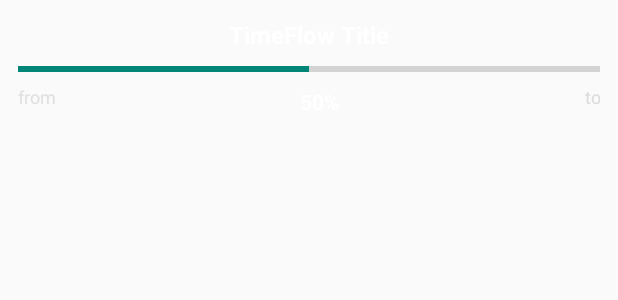
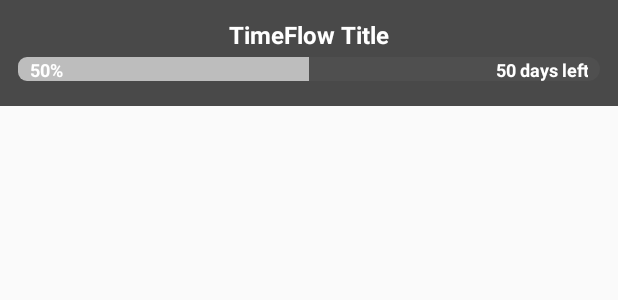
Before and after one commit to tobiaswuerth/TimeFlow, an Android app built with Jetpack Compose: the layout timeflow_widget.xml on its own in the app's theme, with its tools: preview values and no code run, on a phone screen of 412 x 824 dp. Shown: the top 300 px of the screen. Run offline under Robolectric (Android 15) with nearby library versions, the phone set to English and light mode, and no system bars.

Commit message:
move text into progressbar

```diff
--- a/app/src/main/java/ch/wuerth/tobias/timeflow/widget/TimeFlowWidget.kt
+++ b/app/src/main/java/ch/wuerth/tobias/timeflow/widget/TimeFlowWidget.kt
@@ -146,33 +146,33 @@ class TimeFlowWidgetReceiver : AppWidgetProvider() {
                 widgetView.setOnClickPendingIntent(R.id.widget_root_layout, pendingIntent)
                 if (selectedTimeFlow != null) {
                     widgetView.setTextViewText(R.id.widget_title, selectedTimeFlow.title)
-                    widgetView.setTextViewText(
-                        R.id.widget_date_from,
-                        selectedTimeFlow.formatDateTime(selectedTimeFlow.fromDateTime)
-                    )
-                    widgetView.setTextViewText(
-                        R.id.widget_date_to,
-                        selectedTimeFlow.formatDateTime(selectedTimeFlow.toDateTime)
-                    )
 
                     // Set progress bar progress (0-100)
                     val progress = (selectedTimeFlow.getProgress() * 100).toInt()
-                    widgetView.setProgressBar(R.id.widget_progress, 100, progress, false)
-
-                    // Calculate days left
+                    widgetView.setProgressBar(
+                        R.id.widget_progress,
+                        100,
+                        progress,
+                        false
+                    )                    // Calculate days left
                     val now = Clock.System.now()
                     val daysLeft = ChronoUnit.DAYS.between(
                         now.toJavaInstant(),
                         selectedTimeFlow.toDateTime.toJavaInstant()
                     ).toInt()
 
-                    // Display percentage and days left
-                    val displayText = if (daysLeft > 0) {
-                        "$progress% (${daysLeft}d left)"
+                    // Display percentage and days left separately
+                    widgetView.setTextViewText(R.id.widget_percentage, "$progress%")
+
+                    // Set days left text
+                    val daysLeftText = if (daysLeft > 0) {
+                        "${daysLeft}d left"
+                    } else if (daysLeft == 0) {
+                        "Today"
                     } else {
-                        "$progress%"
+                        "done"
                     }
-                    widgetView.setTextViewText(R.id.widget_percentage, displayText)
+                    widgetView.setTextViewText(R.id.widget_days_left, daysLeftText)
 
                     // Set custom background color
                     val customBackgroundDrawable = GradientDrawable().apply {
@@ -189,10 +189,9 @@ class TimeFlowWidgetReceiver : AppWidgetProvider() {
                     widgetView.setImageViewBitmap(R.id.widget_background, backgroundBitmap)
                 } else {
                     widgetView.setTextViewText(R.id.widget_title, "No TimeFlow Selected")
-                    widgetView.setTextViewText(R.id.widget_date_from, "N/A")
-                    widgetView.setTextViewText(R.id.widget_date_to, "N/A")
                     widgetView.setProgressBar(R.id.widget_progress, 100, 0, false)
                     widgetView.setTextViewText(R.id.widget_percentage, "")
+                    widgetView.setTextViewText(R.id.widget_days_left, "")
                 }
 
                 // Update the widget
--- /dev/null
+++ b/app/src/main/res/drawable/thick_progress_bar.xml
@@ -0,0 +1,19 @@
+<?xml version="1.0" encoding="utf-8"?>
+<layer-list xmlns:android="http://schemas.android.com/apk/res/android">
+    <item android:id="@android:id/background">
+        <shape android:shape="rectangle">
+            <corners android:radius="8dp" />
+            <solid android:color="#4F4F4F" />
+            <size android:height="24dp" />
+        </shape>
+    </item>
+    <item android:id="@android:id/progress">
+        <clip>
+            <shape android:shape="rectangle">
+                <corners android:radius="6dp" />
+                <solid android:color="#BDBDBD" />
+                <size android:height="20dp" />
+            </shape>
+        </clip>
+    </item>
+</layer-list>
--- a/app/src/main/res/layout/timeflow_widget.xml
+++ b/app/src/main/res/layout/timeflow_widget.xml
@@ -7,13 +7,14 @@
         android:id="@+id/widget_background"
         android:layout_width="match_parent"
         android:layout_height="match_parent"
+        android:background="#494949"
         android:contentDescription="Background"
         android:scaleType="fitXY" />
 
     <LinearLayout
         android:id="@+id/widget_root_layout"
         android:layout_width="match_parent"
-        android:layout_height="match_parent"
+        android:layout_height="wrap_content"
         android:orientation="vertical"
         android:padding="12dp">
 
@@ -28,52 +29,46 @@
             android:textSize="16sp"
             android:textStyle="bold" />
 
+        <FrameLayout
+            android:layout_width="match_parent"
+            android:layout_height="wrap_content"
+            android:layout_marginBottom="4dp">
+
             <ProgressBar
                 android:id="@+id/widget_progress"
                 style="?android:attr/progressBarStyleHorizontal"
                 android:layout_width="match_parent"
                 android:layout_height="wrap_content"
-            android:progress="50" />
+                android:progress="50"
+                android:progressDrawable="@drawable/thick_progress_bar" />
 
             <LinearLayout
                 android:layout_width="match_parent"
-            android:layout_height="wrap_content"
-            android:orientation="horizontal">
-
-            <TextView
-                android:id="@+id/widget_date_from"
-                android:layout_width="wrap_content"
-                android:layout_height="wrap_content"
-                android:layout_marginBottom="8dp"
-                android:layout_weight="0"
-                android:gravity="start"
-                android:text="from"
-                android:textColor="#E0E0E0"
-                android:textSize="12sp" />
+                android:layout_height="match_parent"
+                android:gravity="center_vertical"
+                android:orientation="horizontal"
+                android:paddingStart="8dp"
+                android:paddingEnd="8dp">
 
                 <TextView
                     android:id="@+id/widget_percentage"
-                android:layout_width="0dp"
+                    android:layout_width="wrap_content"
                     android:layout_height="wrap_content"
-                android:layout_marginTop="4dp"
-                android:layout_weight="1"
-                android:gravity="center"
                     android:text="50%"
                     android:textColor="#FFFFFF"
-                android:textSize="14sp"
+                    android:textSize="12sp"
                     android:textStyle="bold" />
 
                 <TextView
-                android:id="@+id/widget_date_to"
-                android:layout_width="wrap_content"
+                    android:id="@+id/widget_days_left"
+                    android:layout_width="match_parent"
                     android:layout_height="wrap_content"
-                android:layout_marginBottom="8dp"
-                android:layout_weight="0"
-                android:gravity="end"
-                android:text="to"
-                android:textColor="#DBDBDB"
-                android:textSize="12sp" />
+                    android:text="50 days left"
+                    android:textAlignment="textEnd"
+                    android:textColor="#FFFFFF"
+                    android:textSize="12sp"
+                    android:textStyle="bold" />
             </LinearLayout>
+        </FrameLayout>
     </LinearLayout>
-
 </FrameLayout>
```
Lines whose indentation alone changed are shown as unchanged.
